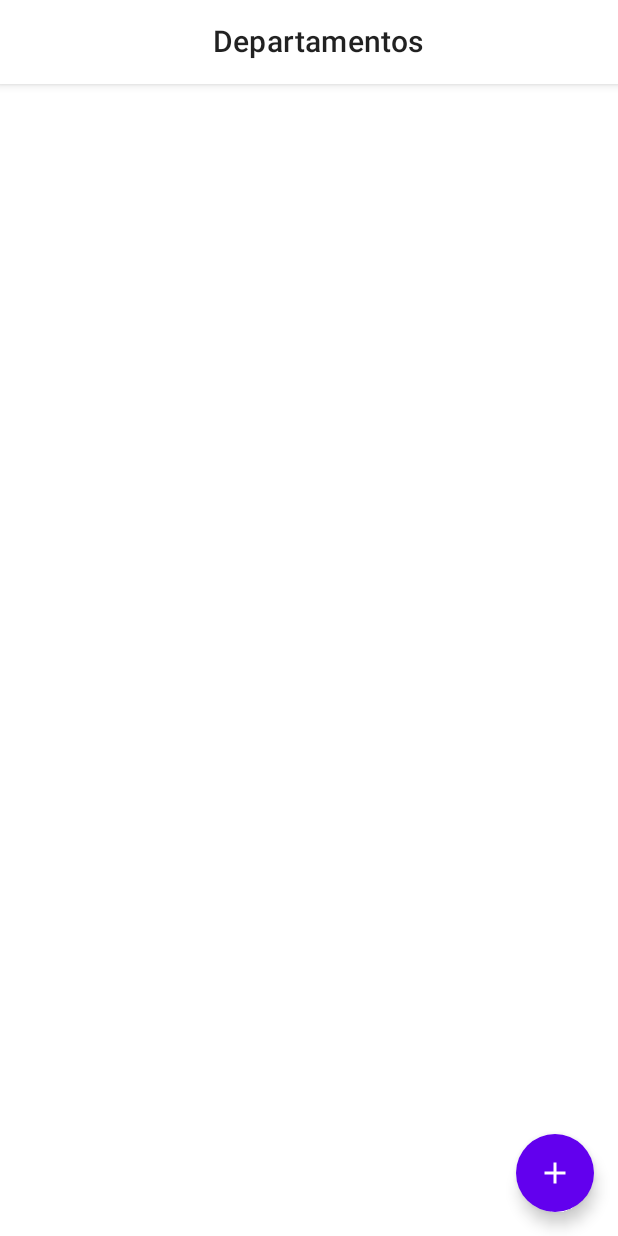
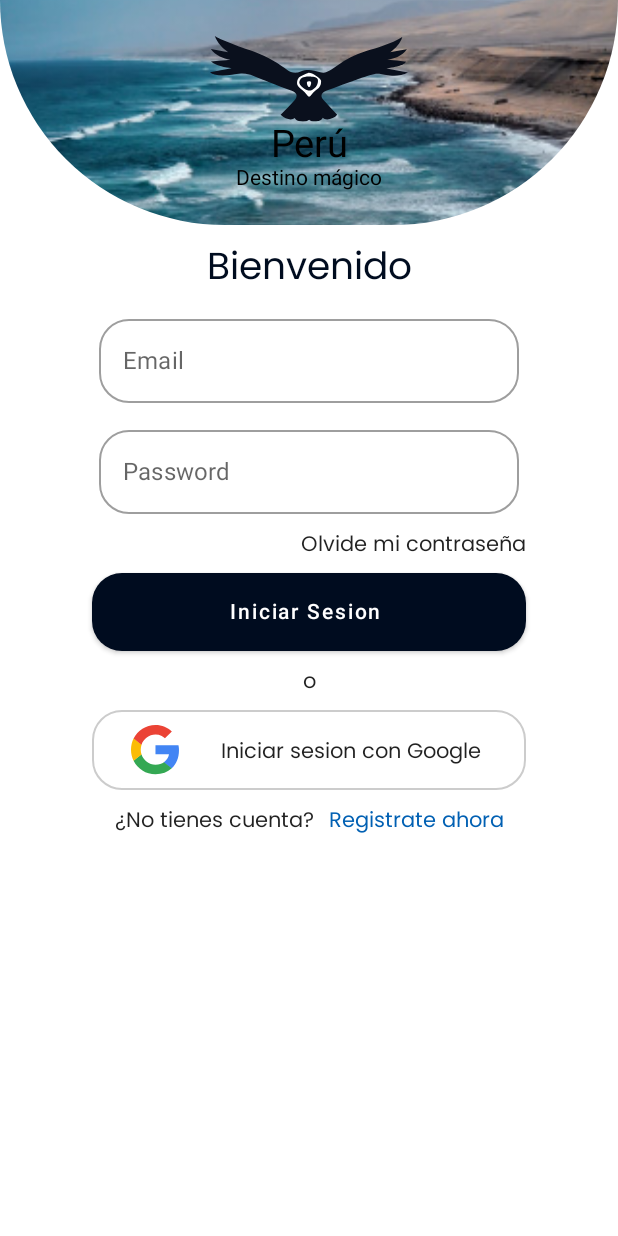
Before and after one commit to EleoRomario/DANP-Proyecto-Final-01, an Android app built with Jetpack Compose: the screen it shows after launch (MainActivity), on a phone screen of 412 x 824 dp. Run offline under Robolectric (Android 15) with nearby library versions, the phone set to English and light mode, and no system bars; our stand-ins replace Dagger/Hilt's generated code, Firebase (no records; nobody signed in at launch, a user with empty details on screens opened directly), accompanist.

Commit message:
auth firebase email and google

```diff
--- a/app/build.gradle
+++ b/app/build.gradle
@@ -103,6 +103,7 @@ dependencies {
     //Firebase
     implementation "com.google.firebase:firebase-storage:20.0.1"
     implementation platform('com.google.firebase:firebase-bom:30.1.0')
-
+    implementation 'com.google.firebase:firebase-auth-ktx'
+    implementation 'com.google.android.gms:play-services-auth:20.2.0'
 
 }
--- a/app/src/main/java/com/idnp/danp_proyecto_final/navegation/AppNavegation.kt
+++ b/app/src/main/java/com/idnp/danp_proyecto_final/navegation/AppNavegation.kt
@@ -7,6 +7,8 @@ import androidx.navigation.compose.composable
 import androidx.navigation.compose.rememberNavController
 import androidx.navigation.navArgument
 import com.idnp.danp_proyecto_final.screens.*
+import com.idnp.danp_proyecto_final.screens.login.user.LoginScreen
+import com.idnp.danp_proyecto_final.screens.login.user.RegisterScreen
 
 
 @Composable
@@ -14,8 +16,16 @@ fun AppNavigation (){
     val navController = rememberNavController()
     NavHost(
         navController = navController,
-        startDestination = AppScreens.HomeDepartamentos.route
+        startDestination = AppScreens.Login.route
     ){
+
+        composable(route = AppScreens.Login.route ){
+            LoginScreen(navController)
+        }
+
+        composable(route = AppScreens.Register.route ){
+            RegisterScreen(navController)
+        }
 
         composable(route = AppScreens.HomeDepartamentos.route ){
             HomeDepartamentosScreen(navController)
--- a/app/src/main/java/com/idnp/danp_proyecto_final/navegation/AppScreens.kt
+++ b/app/src/main/java/com/idnp/danp_proyecto_final/navegation/AppScreens.kt
@@ -1,6 +1,11 @@
 package com.idnp.danp_proyecto_final.navegation
 
 sealed class AppScreens(val route:String){
+
+    object Inicio: AppScreens("inicio_screen")
+    object Login: AppScreens("login_screen")
+    object Register: AppScreens("register_screen")
+
     object HomeDepartamentos: AppScreens("home_departamentos_screen")
     object ListDepartamentos: AppScreens("list_departamentos_screen")
     object CategoryDestinos: AppScreens("category_destinos_screen")
--- /dev/null
+++ b/app/src/main/java/com/idnp/danp_proyecto_final/screens/Peru.kt
@@ -0,0 +1,66 @@
+package com.idnp.danp_proyecto_final.screens
+
+import androidx.compose.foundation.Image
+import androidx.compose.foundation.background
+import androidx.compose.foundation.layout.*
+import androidx.compose.material.Scaffold
+import androidx.compose.material3.Text
+import androidx.compose.runtime.Composable
+import androidx.compose.ui.Alignment
+import androidx.compose.ui.Modifier
+import androidx.compose.ui.graphics.Brush
+import androidx.compose.ui.graphics.Color
+import androidx.compose.ui.graphics.painter.BrushPainter
+import androidx.compose.ui.graphics.vector.ImageVector
+import androidx.compose.ui.layout.ContentScale
+import androidx.compose.ui.res.painterResource
+import androidx.compose.ui.res.vectorResource
+import androidx.compose.ui.tooling.preview.Preview
+import androidx.compose.ui.unit.dp
+import androidx.compose.ui.unit.sp
+import com.idnp.danp_proyecto_final.R
+import java.nio.file.Files.size
+
+@Composable
+fun PeruScreen(){
+    Scaffold(
+    ) {
+        Image(
+            painter = painterResource(id = R.drawable.ancash),
+            contentDescription = null,
+            modifier = Modifier.fillMaxSize(),
+            contentScale = ContentScale.Crop
+        )
+        Box(
+            modifier = Modifier
+                .fillMaxSize()
+                .background(Color(0xBFB7B7B8))
+        )
+        Column(
+            modifier = Modifier.fillMaxSize(),
+            horizontalAlignment = Alignment.CenterHorizontally,
+            verticalArrangement = Arrangement.Center
+        ) {
+            logoPeru()
+        }
+    }
+}
+
+@Composable
+fun logoPeru(){
+    Column(
+        horizontalAlignment = Alignment.CenterHorizontally
+    ) {
+        Image(imageVector = ImageVector.vectorResource(id = R.drawable.ic_logo), contentDescription = "Peru",
+
+            )
+        Text(text = "Perú", fontSize = 25.sp)
+        Text(text = "Destino mágico")
+    }
+}
+
+@Preview(showBackground = true)
+@Composable
+fun previewPeru(){
+    PeruScreen()
+}
--- /dev/null
+++ b/app/src/main/java/com/idnp/danp_proyecto_final/screens/login/user/Login.kt
@@ -0,0 +1,184 @@
+package com.idnp.danp_proyecto_final.screens.login.user
+
+import androidx.compose.foundation.BorderStroke
+import androidx.compose.foundation.Image
+import androidx.compose.foundation.clickable
+import androidx.compose.foundation.layout.*
+import androidx.compose.foundation.shape.RoundedCornerShape
+import androidx.compose.foundation.text.KeyboardActions
+import androidx.compose.foundation.text.KeyboardOptions
+import androidx.compose.material.*
+import androidx.compose.runtime.*
+import androidx.compose.ui.Alignment
+import androidx.compose.ui.Modifier
+import androidx.compose.ui.draw.clip
+import androidx.compose.ui.graphics.Color
+import androidx.compose.ui.graphics.vector.ImageVector
+import androidx.compose.ui.layout.ContentScale
+import androidx.compose.ui.platform.LocalFocusManager
+import androidx.compose.ui.res.painterResource
+import androidx.compose.ui.res.vectorResource
+import androidx.compose.ui.text.input.ImeAction
+import androidx.compose.ui.text.input.PasswordVisualTransformation
+import androidx.compose.ui.text.style.TextAlign
+import androidx.compose.ui.tooling.preview.Preview
+import androidx.compose.ui.unit.dp
+import androidx.compose.ui.unit.sp
+import androidx.navigation.NavController
+import com.google.firebase.auth.FirebaseAuth
+import com.google.firebase.auth.ktx.auth
+import com.google.firebase.ktx.Firebase
+import com.idnp.danp_proyecto_final.R
+import com.idnp.danp_proyecto_final.navegation.AppScreens
+import com.idnp.danp_proyecto_final.screens.logoPeru
+import com.idnp.danp_proyecto_final.ui.theme.ColorLink
+import com.idnp.danp_proyecto_final.ui.theme.Primary
+import androidx.compose.ui.graphics.Shape as Shape1
+
+@Composable
+fun LoginScreen(navController: NavController){
+    Scaffold {
+        Column(
+            horizontalAlignment = Alignment.CenterHorizontally,
+        ) {
+            LoginHead()
+            Spacer(modifier = Modifier.height(10.dp))
+            LoginForm(navController)
+        }
+    }
+}
+
+@Composable
+fun LoginHead(){
+    Box(
+        modifier = Modifier
+            .height(150.dp)
+            .fillMaxWidth()
+    ){
+        Image(painter = painterResource(id = R.drawable.playascamana),
+            contentDescription = null,
+            modifier = Modifier
+                .fillMaxSize()
+                .clip(RoundedCornerShape(bottomStart = 150.dp, bottomEnd = 150.dp)),
+            contentScale = ContentScale.Crop,
+        )
+        Column(modifier = Modifier.fillMaxSize(),
+            horizontalAlignment = Alignment.CenterHorizontally,
+            verticalArrangement = Arrangement.Center)
+        {
+            logoPeru()
+        }
+    }
+}
+
+@Composable
+fun LoginForm(navController: NavController){
+    val focusManager = LocalFocusManager.current
+    var email by remember { mutableStateOf("") }
+    var pass by remember { mutableStateOf("") }
+
+    lateinit var auth: FirebaseAuth
+// ...
+// Initialize Firebase Auth
+    auth = Firebase.auth
+
+    Column(
+        modifier = Modifier
+            .width(300.dp)
+            .padding(start = 5.dp, end = 5.dp),
+        verticalArrangement = Arrangement.spacedBy(10.dp),
+        horizontalAlignment = Alignment.CenterHorizontally
+    ) {
+        Text("Bienvenido", fontSize = 25.sp, color = Primary)
+
+        OutlinedTextField(
+            value = email,
+            placeholder = { Text(text = "user@email.com") },
+            label = { Text(text = "Email") },
+            onValueChange = { email = it },
+            shape = RoundedCornerShape(20.dp),
+            keyboardOptions = KeyboardOptions(imeAction = ImeAction.Done),
+            keyboardActions = KeyboardActions(onDone = { focusManager.clearFocus() })
+        )
+
+        OutlinedTextField(
+            value = pass,
+            placeholder = { Text(text = "password") },
+            label = { Text(text = "Password") },
+            onValueChange = { pass = it },
+            shape = RoundedCornerShape(20.dp),
+            visualTransformation = PasswordVisualTransformation(),
+            keyboardOptions = KeyboardOptions(imeAction = ImeAction.Done),
+            keyboardActions = KeyboardActions(onDone = { focusManager.clearFocus() })
+        )
+
+        Text("Olvide mi contraseña",
+            modifier = Modifier.fillMaxWidth(),
+            textAlign = TextAlign.End
+        )
+
+        Button(
+            modifier = Modifier
+                .fillMaxWidth(),
+            shape = RoundedCornerShape(20.dp),
+            colors = ButtonDefaults.buttonColors(backgroundColor = Primary),
+            onClick = { /*TODO*/ }) {
+            Text(text = "Iniciar Sesion", color = Color.White, modifier = Modifier
+                .padding(
+                    start = 12.dp,
+                    end = 16.dp,
+                    top = 10.dp,
+                    bottom = 10.dp
+                ),)
+        }
+        Text(text = "o")
+
+        Surface(
+            modifier = Modifier
+                .clickable(
+                    //enabled = !isLoading,
+                    onClick = { }
+                )
+                .fillMaxWidth(),
+            border = BorderStroke(width = 1.dp, color = Color.LightGray),
+            color = Color.White,
+            shape = RoundedCornerShape(20.dp),
+        ) {
+            Row(
+                modifier = Modifier
+                    .padding(
+                        start = 12.dp,
+                        end = 16.dp,
+                        top = 10.dp,
+                        bottom = 10.dp
+                    ),
+                verticalAlignment = Alignment.CenterVertically,
+                horizontalArrangement = Arrangement.SpaceAround,
+            ) {
+                Image(
+                    imageVector = ImageVector.vectorResource(id = R.drawable.ic_google),
+                    contentDescription = null )
+                Text(text = "Iniciar sesion con Google")
+            }
+        }
+
+        Row() {
+            Text(text = "¿No tienes cuenta?")
+            Spacer(Modifier.width(10.dp))
+            Text("Registrate ahora",color = ColorLink,
+            modifier = Modifier.clickable(
+                onClick = {
+                    navController.navigate(route = AppScreens.Register.route)
+                }
+                )
+            )
+        }
+    }
+}
+
+@Preview(showBackground = true)
+@Composable
+fun previewLogin(){
+    val navController: NavController
+    //LoginScreen(navController)
+}
--- a/app/src/main/java/com/idnp/danp_proyecto_final/ui/theme/Color.kt
+++ b/app/src/main/java/com/idnp/danp_proyecto_final/ui/theme/Color.kt
@@ -12,3 +12,4 @@ val PrimaryAlpha = Color(0x9F00122C)
 val Secundary = Color(0xFFEFEDED)
 val ColorTopBar = Color(0xA1000C1F)
 val ColorWhiteAlpha = Color(0xA1EFEDED)
+val ColorLink = Color(0xFF0160B3)
--- a/app/src/main/java/com/idnp/danp_proyecto_final/ui/theme/Type.kt
+++ b/app/src/main/java/com/idnp/danp_proyecto_final/ui/theme/Type.kt
@@ -14,7 +14,7 @@ val Typography by lazy {
         body1 = TextStyle(
             fontFamily = fonts,
             fontWeight = FontWeight.Normal,
-            fontSize = 16.sp
+            fontSize = 14.sp
         )
         /* Other default text styles to override
     button = TextStyle(
--- /dev/null
+++ b/app/src/main/res/drawable/ic_google.xml
@@ -0,0 +1,18 @@
+<vector xmlns:android="http://schemas.android.com/apk/res/android"
+    android:width="32dp"
+    android:height="33dp"
+    android:viewportWidth="32"
+    android:viewportHeight="33">
+  <path
+      android:pathData="M31.983,16.809C31.983,15.457 31.874,14.47 31.639,13.447H16.319V19.549H25.311C25.13,21.066 24.151,23.35 21.975,24.884L21.945,25.088L26.789,28.87L27.124,28.904C30.206,26.035 31.983,21.815 31.983,16.809Z"
+      android:fillColor="#4285F4"/>
+  <path
+      android:pathData="M16.319,32.887C20.724,32.887 24.423,31.425 27.124,28.904L21.975,24.884C20.597,25.853 18.748,26.528 16.319,26.528C12.004,26.528 8.342,23.66 7.036,19.695L6.845,19.712L1.808,23.64L1.742,23.824C4.425,29.196 9.937,32.887 16.319,32.887Z"
+      android:fillColor="#34A853"/>
+  <path
+      android:pathData="M7.036,19.695C6.692,18.672 6.492,17.576 6.492,16.443C6.492,15.311 6.692,14.214 7.018,13.191L7.009,12.973L1.909,8.982L1.742,9.062C0.636,11.291 0.002,13.794 0.002,16.443C0.002,19.093 0.636,21.596 1.742,23.824L7.036,19.695Z"
+      android:fillColor="#FBBC05"/>
+  <path
+      android:pathData="M16.319,6.358C19.383,6.358 21.449,7.692 22.628,8.806L27.233,4.275C24.405,1.626 20.724,0 16.319,0C9.937,0 4.425,3.691 1.742,9.062L7.018,13.191C8.342,9.227 12.004,6.358 16.319,6.358Z"
+      android:fillColor="#EB4335"/>
+</vector>
--- a/app/src/main/res/drawable/ic_logo.xml
+++ b/app/src/main/res/drawable/ic_logo.xml
@@ -1,18 +1,22 @@
 <vector xmlns:android="http://schemas.android.com/apk/res/android"
-    android:width="242.4dp"
-    android:height="104.7dp"
-    android:viewportWidth="242.4"
-    android:viewportHeight="104.7">
+    android:width="132dp"
+    android:height="57dp"
+    android:viewportWidth="132"
+    android:viewportHeight="57">
+  <group>
+    <clip-path
+        android:pathData="M0,0h132v57h-132z"/>
     <path
-      android:pathData="M162.7,59.5c-6.8,2.7 -13.7,5.1 -20.6,7.7c-5.8,2.2 -7.4,6.4 -3.4,11c5.4,6.3 11.3,12.1 17,18.3c-4,5.2 -14.2,7.7 -17.6,3.7c-1.5,4.8 -12.8,6.3 -16.8,2.3c-4,4 -15.7,2.7 -17.6,-2c-3.7,3.4 -11.3,1.6 -17.2,-4c5.6,-5.8 11.5,-11.5 16.8,-17.5c4.6,-5.2 3.3,-9.3 -3.1,-11.8c-7.5,-2.9 -28.8,-11 -36.2,-14L51.1,48c-1,-0.4 -2.1,-0.7 -3.1,-0.9c-3.4,-0.6 -6.8,-1.5 -10,-1.2c-10.9,1.1 -21.6,4.4 -32.7,1.2c-1.7,-0.5 -3.5,-1 -5.3,-2.6c8.8,-1.6 17.7,-3.2 26.5,-4.9C18,38.2 9.4,37.3 1.2,31.3c8.7,-0.8 16.3,-1.5 23.9,-2.1C15.9,27.3 7.5,24.4 1,15.9l21.3,3.9C15.2,14.8 9.4,9.1 5.9,0c2.8,1.5 4.6,2.8 6.6,3.6c10.2,4.1 20.2,8.6 30.7,11.9C59.2,20.4 74.4,26.9 88,37c1.9,1.4 3.9,2.5 5.8,3.9c5.3,3.8 10.4,5.6 17.3,2.6c7.6,-3.4 15.9,-1.9 23.9,0.9c2.3,0.8 5.6,0.8 7.7,-0.2c4.5,-2.1 8.6,-5 12.7,-7.9c10.8,-7.7 22.4,-13.9 35,-17.7c15.4,-4.7 31,-8.9 45,-17.5c-2.5,8.2 -8.2,13.6 -14.7,18.8c6.4,-1.2 12.8,-2.4 20.4,-3.8c-6.5,8.7 -14.9,11.2 -24.1,13.1c7.6,0.7 15.3,1.4 23.1,2.2c-3.9,4.2 -5.4,4.7 -24.1,8.4c8.8,1.6 17.6,3.3 26.4,4.9c-7.1,3.7 -14.6,4.6 -22.3,3.7c-4.3,-0.5 -8.6,-1.3 -12.8,-2.1c-5.2,-1 -16.3,3 -21.6,4.9c-5.9,2.2 -12.3,4.5 -12.5,4.6L162.7,59.5z"
+        android:pathData="M88.6,32.39C84.9,33.86 81.14,35.17 77.38,36.58C74.22,37.78 73.35,40.07 75.53,42.57C78.47,46 81.68,49.16 84.79,52.54C82.61,55.37 77.05,56.73 75.2,54.55C74.39,57.16 68.23,57.98 66.05,55.8C63.88,57.98 57.51,57.27 56.47,54.71C54.46,56.56 50.32,55.58 47.1,52.54C50.15,49.38 53.37,46.28 56.25,43.01C58.76,40.18 58.05,37.95 54.56,36.58C50.48,35.01 38.88,30.6 34.85,28.96L27.83,26.13C27.28,25.91 26.68,25.75 26.14,25.64C24.29,25.32 22.44,24.83 20.69,24.99C14.76,25.59 8.93,27.38 2.89,25.64C1.96,25.37 0.98,25.1 0,24.23C4.79,23.36 9.64,22.48 14.43,21.56C9.8,20.8 5.12,20.31 0.65,17.04C5.39,16.6 9.53,16.22 13.67,15.9C8.66,14.86 4.08,13.28 0.54,8.66L12.14,10.78C8.28,8.06 5.12,4.95 3.21,0C4.74,0.82 5.72,1.52 6.81,1.96C12.36,4.19 17.81,6.64 23.52,8.44C32.24,11.11 40.51,14.64 47.92,20.14C48.96,20.91 50.04,21.5 51.08,22.27C53.97,24.34 56.74,25.32 60.5,23.68C64.64,21.83 69.16,22.65 73.51,24.17C74.77,24.61 76.56,24.61 77.71,24.06C80.16,22.92 82.39,21.34 84.62,19.76C90.5,15.57 96.82,12.19 103.68,10.13C112.07,7.57 120.56,5.28 128.19,0.6C126.83,5.06 123.72,8 120.18,10.83C123.67,10.18 127.15,9.53 131.29,8.77C127.75,13.5 123.18,14.86 118.17,15.9C122.31,16.28 126.5,16.66 130.75,17.09C128.62,19.38 127.81,19.65 117.62,21.67C122.42,22.54 127.21,23.46 132,24.34C128.13,26.35 124.05,26.84 119.86,26.35C117.51,26.08 115.17,25.64 112.89,25.21C110.05,24.66 104.01,26.84 101.12,27.87C97.91,29.07 94.43,30.32 94.32,30.38L88.6,32.39Z"
         android:fillColor="#0A101D"/>
     <path
-      android:pathData="M136,55.9c0,0 0,-0.6 -0.1,-1.3c-0.7,-3.4 -12.6,-10.6 -15.8,-9.3c-3.4,1.3 -7,2.7 -10,4.7c-1.7,1.1 -3,3.5 -3.4,5.6c-0.9,4.8 2.4,7.4 5.9,10.1c2.4,1.8 4.5,4 6.2,6.5c2,2.9 3.1,2.7 5.1,0c1.5,-2.1 3.5,-4.1 5.6,-5.7C132.9,63.9 136,61.3 136,55.9z"
-      android:fillColor="#FFFFFF"/>
+        android:pathData="M74.06,30.43C74.06,30.43 74.06,30.11 74,29.72C73.62,27.87 67.14,23.95 65.4,24.66C63.55,25.37 61.59,26.13 59.96,27.22C59.03,27.82 58.32,29.13 58.1,30.27C57.61,32.88 59.41,34.3 61.32,35.77C62.62,36.75 63.77,37.95 64.69,39.31C65.78,40.89 66.38,40.78 67.47,39.31C68.29,38.16 69.38,37.07 70.52,36.2C72.37,34.79 74.06,33.37 74.06,30.43Z"
+        android:fillColor="#ffffff"/>
     <path
-      android:pathData="M121.2,49.7c0.1,0 1.4,0 1.5,0c1.5,0.2 3.3,-0.2 5.2,0.6c2.2,0.8 4.5,2.1 4.3,4.5c-0.2,2.6 -0.7,5.6 -2.7,7.5c-1.5,1.5 -3.9,3.9 -6.3,4.4c-0.9,0.2 -2,0 -2.9,0c-1.7,0 -6,-2.8 -6.8,-3.6c-2.1,-2.3 -3,-2.3 -4,-5.2c-0.6,-1.6 1.2,-5 1.7,-5.4c2,-1.8 2.3,-1.9 4.9,-2.3C117.7,49.8 119.3,49.8 121.2,49.7z"
+        android:pathData="M66,27.06C66.05,27.06 66.76,27.06 66.82,27.06C67.63,27.17 68.61,26.95 69.65,27.38C70.85,27.82 72.1,28.53 71.99,29.83C71.88,31.25 71.61,32.88 70.52,33.92C69.7,34.73 68.4,36.04 67.09,36.31C66.6,36.42 66,36.31 65.51,36.31C64.58,36.31 62.24,34.79 61.81,34.35C60.66,33.1 60.17,33.1 59.63,31.52C59.3,30.65 60.28,28.8 60.55,28.58C61.64,27.6 61.81,27.55 63.22,27.33C64.09,27.11 64.97,27.11 66,27.06Z"
         android:fillColor="#0A101D"/>
     <path
-      android:pathData="M120.4,62.2c-1.2,-1 -2.4,-4.8 -1.5,-6.1c0.7,-0.9 3.7,-0.9 4.5,-0.1c1.1,1.1 -0.1,5.2 -1.3,6.2C121.4,62.7 121.2,62.7 120.4,62.2z"
-      android:fillColor="#FFFFFF"/>
+        android:pathData="M65.56,33.86C64.91,33.32 64.26,31.25 64.75,30.54C65.13,30.05 66.76,30.05 67.2,30.49C67.8,31.09 67.14,33.32 66.49,33.86C66.11,34.13 66,34.13 65.56,33.86Z"
+        android:fillColor="#ffffff"/>
+  </group>
 </vector>
```
Also changed, not shown: app/src/main/AndroidManifest.xml (+4 -4 lines), app/src/main/java/com/idnp/danp_proyecto_final/screens/login/user/Register.kt (added, +139 -0 lines). Lines whose indentation alone changed are shown as unchanged.
